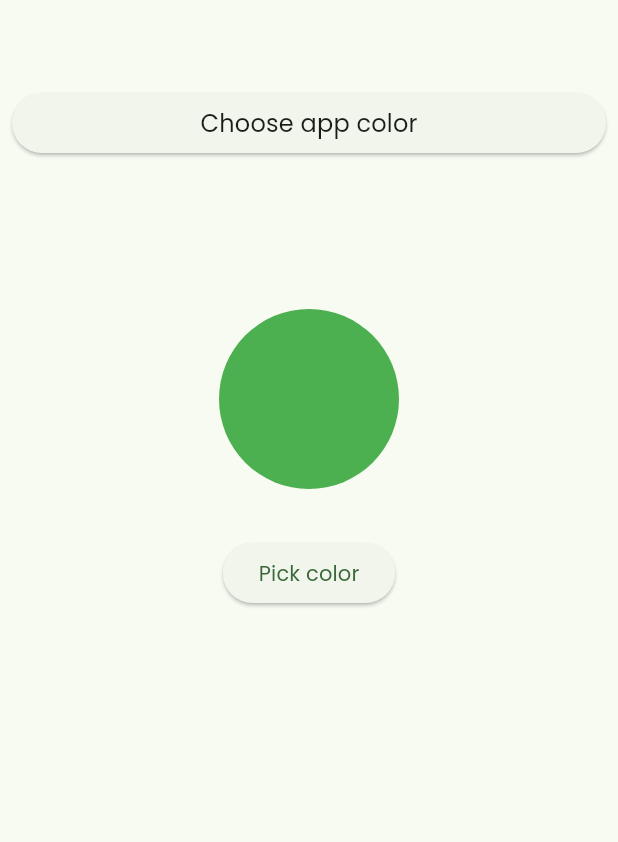
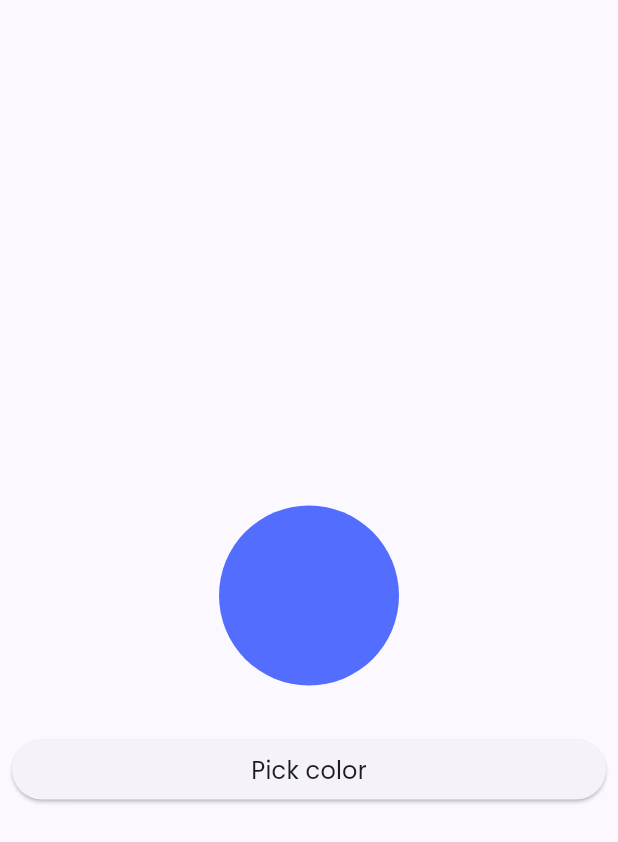
Before and after one commit to Shiba3006/My-Note, a Flutter app: the screen it shows after launch, after a tap on the "settings" icon, on a phone screen of 412 x 824 dp. Shown: the top 842 px of the screen. Run offline on Flutter 3.47's test engine with Material 2 defaults, Android fonts, the phone set to English and light mode, and no system bars; our stand-ins replace bloc, flutter_bloc, flutter_colorpicker, font_awesome_flutter, hive, hive_flutter and 1 more; accounts and stored records are empty.

Commit message:
add path provider

```diff
--- a/lib/constants/colors.dart
+++ b/lib/constants/colors.dart
@@ -1,3 +1,3 @@
 import 'package:flutter/material.dart';
 
-Color primaryColor = Colors.purpleAccent;
+//const Color primaryColor = Colors.purpleAccent;
--- a/lib/cubits/main_cubit.dart
+++ b/lib/cubits/main_cubit.dart
@@ -4,6 +4,7 @@ import 'package:bloc/bloc.dart';
 import 'package:flutter_bloc/flutter_bloc.dart';
 import 'package:flutter/material.dart';
 import 'package:hive_flutter/adapters.dart';
+import 'package:my_note/constants/colors.dart';
 
 import '../constants/constants.dart';
 import '../models/note_model.dart';
@@ -14,7 +15,7 @@ part 'main_state.dart';
 class MainCubit extends Cubit<MainState> {
   MainCubit() : super(MainInitialState());
 
-  Color primaryColor = Colors.green;
+  Color currentColor = Colors.indigoAccent;
 
   static MainCubit get(context) => BlocProvider.of(context);
 
@@ -31,7 +32,7 @@ class MainCubit extends Cubit<MainState> {
   }
 
   void changeAppColor ({required Color color}){
-    primaryColor = color ;
+    currentColor = color ;
     emit(ChangeAppColorSuccessState());
   }
 
--- a/lib/main.dart
+++ b/lib/main.dart
@@ -42,7 +42,7 @@ class MyApp extends StatelessWidget {
               // scaffoldBackgroundColor: primaryColor[50],
               fontFamily: 'Poppins',
               colorScheme: ColorScheme.fromSeed(
-                  seedColor: MainCubit.get(context).primaryColor),
+                  seedColor: MainCubit.get(context).currentColor),
               useMaterial3: true,
             ),
             home: const NotesView(),
--- a/lib/views/search_view.dart
+++ b/lib/views/search_view.dart
@@ -1,13 +1,21 @@
 import 'package:flutter/material.dart';
+import 'package:flutter_bloc/flutter_bloc.dart';
 import 'package:my_note/views/widgets/search_view_body.dart';
+
+import '../cubits/main_cubit.dart';
 
 class SearchView extends StatelessWidget {
   const SearchView({super.key});
 
   @override
   Widget build(BuildContext context) {
-    return const Scaffold(
-      body: SearchViewBody(),
+    return BlocConsumer<MainCubit, MainState>(
+      listener: (context, state) {},
+      builder: (context, state) {
+        return const Scaffold(
+          body: SearchViewBody(),
+        );
+      },
     );
   }
 }
--- a/lib/views/setting_view.dart
+++ b/lib/views/setting_view.dart
@@ -1,4 +1,6 @@
 import 'package:flutter/material.dart';
+import 'package:flutter_bloc/flutter_bloc.dart';
+import 'package:my_note/cubits/main_cubit.dart';
 
 import 'widgets/setting_view_body.dart';
 
@@ -7,8 +9,13 @@ class SettingView extends StatelessWidget {
 
   @override
   Widget build(BuildContext context) {
-    return const Scaffold(
-      body: SettingViewBody(),
+    return BlocConsumer<MainCubit, MainState>(
+      listener: (context, state) {},
+      builder: (context, state) {
+        return const Scaffold(
+          body: SettingViewBody(),
+        );
+      },
     );
   }
 }
--- a/lib/views/widgets/color_picker.dart
+++ b/lib/views/widgets/color_picker.dart
@@ -20,7 +20,9 @@ class _BuildColorPickerState extends State<BuildColorPicker> {
         return BlockPicker(
           pickerColor: MainCubit
               .get(context)
-              .primaryColor,
+              .currentColor,
+          // another type
+
           // enableAlpha: false,
           // labelTypes: [],
           availableColors: const [
@@ -46,6 +48,8 @@ class _BuildColorPickerState extends State<BuildColorPicker> {
         );
       },
     );
+
+    // another type.
     // ColorPicker(
     //   pickerColor: color,
     //   // enableAlpha: false,
--- a/lib/views/widgets/custom_sliver_app_bar.dart
+++ b/lib/views/widgets/custom_sliver_app_bar.dart
@@ -40,7 +40,7 @@ class CustomSliverAppBar extends StatelessWidget {
           pinned: true,
           backgroundColor: MainCubit
               .get(context)
-              .primaryColor,
+              .currentColor,
           flexibleSpace: const FlexibleSpaceBar(
             centerTitle: true,
             title: Text(
--- a/lib/views/widgets/note_item.dart
+++ b/lib/views/widgets/note_item.dart
@@ -15,7 +15,7 @@ class NoteItem extends StatelessWidget {
       },
       child: Container(
         decoration: BoxDecoration(
-          color: MainCubit.get(context).primaryColor,
+          color: MainCubit.get(context).currentColor,
           borderRadius: BorderRadius.circular(14),
         ),
         child: Column(
--- a/lib/views/widgets/setting_view_body.dart
+++ b/lib/views/widgets/setting_view_body.dart
@@ -4,7 +4,6 @@ import 'package:my_note/cubits/main_cubit.dart';
 import 'package:my_note/views/widgets/custom_button.dart';
 
 import 'package:flutter_bloc/flutter_bloc.dart';
-
 
 class SettingViewBody extends StatefulWidget {
   const SettingViewBody({super.key});
@@ -14,7 +13,6 @@ class SettingViewBody extends StatefulWidget {
 }
 
 class _SettingViewBodyState extends State<SettingViewBody> {
-
   @override
   Widget build(BuildContext context) {
     return BlocConsumer<MainCubit, MainState>(
@@ -23,21 +21,15 @@ class _SettingViewBodyState extends State<SettingViewBody> {
         return Padding(
           padding: const EdgeInsets.all(8.0),
           child: Column(
+            mainAxisAlignment: MainAxisAlignment.center,
             children: [
               const SizedBox(
                 height: 50,
               ),
-              CustomButton(
-                onPressed: () {},
-                text: 'Choose app color',
-              ),
-              const SizedBox(
-                height: 100,
-              ),
-              Container(
+              Container( // color circle to show the picker color.
                 decoration: BoxDecoration(
                   shape: BoxShape.circle,
-                  color: MainCubit.get(context).primaryColor,
+                  color: MainCubit.get(context).currentColor,
                 ),
                 width: 120,
                 height: 120,
@@ -45,13 +37,11 @@ class _SettingViewBodyState extends State<SettingViewBody> {
               const SizedBox(
                 height: 32,
               ),
-              ElevatedButton(
+              CustomButton(
                 onPressed: () {
                   MainCubit.get(context).pickColor(context);
                 },
-                child: const Text(
-                  'Pick color',
-                ),
+                text: 'Pick color',
               ),
             ],
           ),
@@ -59,6 +49,4 @@ class _SettingViewBodyState extends State<SettingViewBody> {
       },
     );
   }
-
-
 }
--- a/pubspec.yaml
+++ b/pubspec.yaml
@@ -48,6 +48,7 @@ dependencies:
   flutter_colorpicker: ^1.0.3
   shared_preferences: ^2.2.0
   fluttertoast: ^8.2.4
+  path_provider: ^2.1.1
 
 dev_dependencies:
   flutter_test:
```
Also changed, not shown: lib/views/widgets/custom_button.dart (+2 -6 lines).
